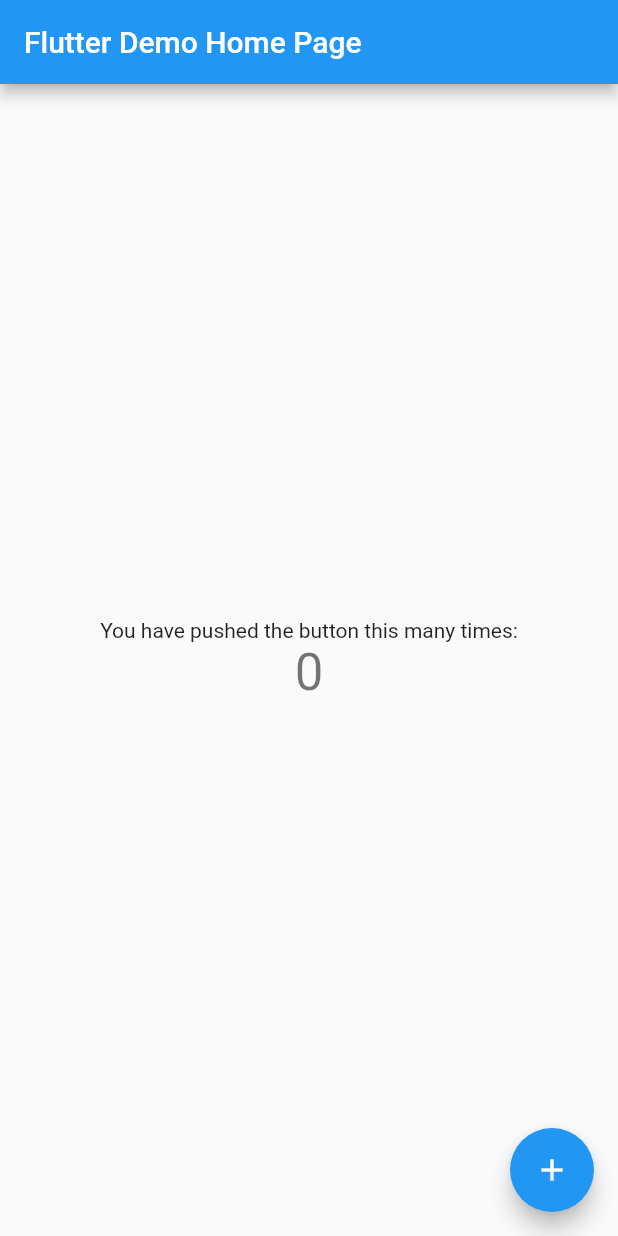
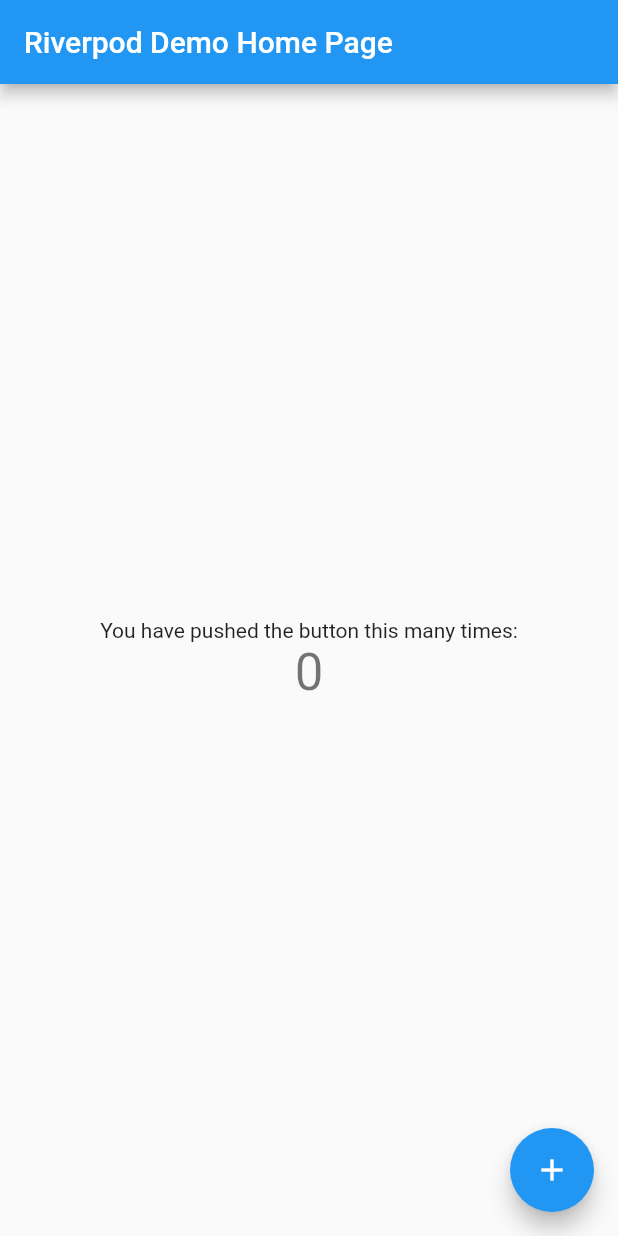
Before and after one commit to YugoMatsuda/Riverpod_practice, a Flutter app: the screen it shows after launch, on a phone screen of 412 x 824 dp. Run offline on Flutter 3.47's test engine with Material 2 defaults, Android fonts, the phone set to English and light mode, and no system bars; our stand-ins replace hooks_riverpod.

Commit message:
Step2 タイトルとメッセージ用のProviderを作成

```diff
--- a/lib/main.dart
+++ b/lib/main.dart
@@ -1,5 +1,6 @@
 import 'package:flutter/material.dart';
 import 'package:hooks_riverpod/hooks_riverpod.dart';
+import 'package:riverpod_practice/provider.dart';
 
 void main() {
   runApp(const ProviderScope(child: MyApp()));
@@ -15,15 +16,12 @@ class MyApp extends StatelessWidget {
       theme: ThemeData(
         primarySwatch: Colors.blue,
       ),
-      home: MyHomePage(title: 'Flutter Demo Home Page'),
+      home: MyHomePage(),
     );
   }
 }
 
 class MyHomePage extends ConsumerWidget {
-  MyHomePage({Key? key, required this.title}) : super(key: key);
-  final String title;
-
   int _counter = 0;
 
   void _incrementCounter() {
@@ -33,14 +31,14 @@ class MyHomePage extends ConsumerWidget {
   Widget build(BuildContext context, WidgetRef ref) {
     return Scaffold(
       appBar: AppBar(
-        title: Text(title),
+        title: Text(ref.watch(titleProvider)),
       ),
       body: Center(
         child: Column(
           mainAxisAlignment: MainAxisAlignment.center,
           children: <Widget>[
-            const Text(
-              'You have pushed the button this many times:',
+            Text(
+              ref.watch(messageProvider),
             ),
             Text(
               '$_counter',
--- /dev/null
+++ b/lib/provider.dart
@@ -0,0 +1,5 @@
+import 'package:hooks_riverpod/hooks_riverpod.dart';
+
+final titleProvider = Provider<String>((ref){ return 'Riverpod Demo Home Page';});
+
+final messageProvider = Provider<String>((ref){ return 'You have pushed the button this many times:';});
```
